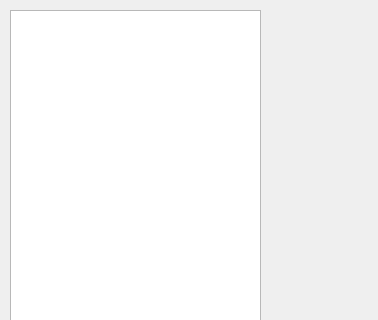
Old version of the form client/clientlistwindow.ui in the repository rc2524/Homework7; both pictures show x 0 to 378 and y 0 to 320 of the 378 by 586 pixel window.
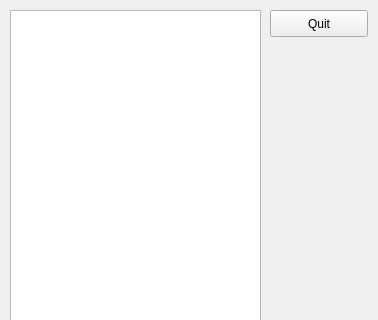
New version of the form.

Patch:
```diff
--- a/client/clientlistwindow.ui
+++ b/client/clientlistwindow.ui
@@ -37,6 +37,19 @@
      <string>Connect!</string>
     </property>
    </widget>
+   <widget class="QPushButton" name="quitButton">
+    <property name="geometry">
+     <rect>
+      <x>270</x>
+      <y>10</y>
+      <width>98</width>
+      <height>27</height>
+     </rect>
+    </property>
+    <property name="text">
+     <string>Quit</string>
+    </property>
+   </widget>
   </widget>
   <widget class="QMenuBar" name="menubar">
    <property name="geometry">
```
Left out of the diff: 2 changed lines with no effect on the pictures.
